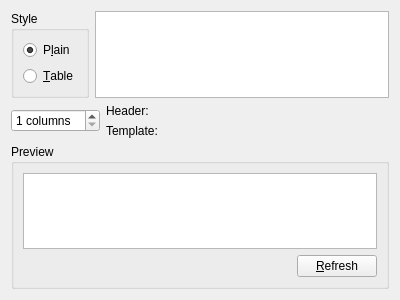
Above: plugins/exp-plaintext/plaintextexportwidget.ui from martin-kudlicka/vocabulary-master before the change. Below: the same form after it.
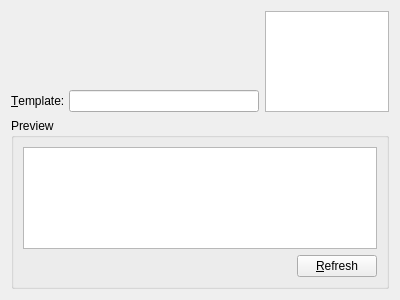
That is the form after the change. The open tabs and pages were chosen to show the change.

Commit message: - plain-text table export because of unusable text formating

What changed in the file:
```diff
--- a/plugins/exp-plaintext/plaintextexportwidget.ui
+++ b/plugins/exp-plaintext/plaintextexportwidget.ui
@@ -17,28 +17,17 @@
    <item>
     <layout class="QHBoxLayout" name="horizontalLayout_3">
      <item>
-      <widget class="QGroupBox" name="groupBox">
-       <property name="title">
-        <string>Style</string>
+      <widget class="QWidget" name="widget" native="true">
+       <property name="sizePolicy">
+        <sizepolicy hsizetype="Preferred" vsizetype="Preferred">
+         <horstretch>2</horstretch>
+         <verstretch>0</verstretch>
+        </sizepolicy>
        </property>
        <layout class="QVBoxLayout" name="verticalLayout">
-        <item>
-         <widget class="QRadioButton" name="qrbStylePlain">
-          <property name="text">
-           <string>P&amp;lain</string>
-          </property>
-          <property name="checked">
-           <bool>true</bool>
-          </property>
-         </widget>
-        </item>
-        <item>
-         <widget class="QRadioButton" name="qrbStyleTable">
-          <property name="text">
-           <string>&amp;Table</string>
-          </property>
-         </widget>
-        </item>
+        <property name="margin">
+         <number>0</number>
+        </property>
         <item>
          <spacer name="verticalSpacer">
           <property name="orientation">
@@ -47,36 +36,17 @@
           <property name="sizeHint" stdset="0">
            <size>
             <width>20</width>
-            <height>40</height>
+            <height>74</height>
            </size>
           </property>
          </spacer>
         </item>
-       </layout>
-      </widget>
-     </item>
-     <item>
-      <widget class="QTreeView" name="qtvCodecs">
-       <property name="rootIsDecorated">
-        <bool>false</bool>
-       </property>
-      </widget>
-     </item>
-    </layout>
-   </item>
-   <item>
-    <widget class="QStackedWidget" name="qswStyles">
-     <widget class="QWidget" name="page">
-      <layout class="QVBoxLayout" name="verticalLayout_3">
-       <property name="margin">
-        <number>0</number>
-       </property>
        <item>
         <layout class="QHBoxLayout" name="horizontalLayout_2">
          <item>
           <widget class="QLabel" name="label">
            <property name="text">
-            <string>&amp;Template</string>
+             <string>&amp;Template:</string>
            </property>
            <property name="buddy">
             <cstring>qlePlainEdit</cstring>
@@ -88,6 +58,24 @@
          </item>
         </layout>
        </item>
+       </layout>
+      </widget>
+     </item>
+     <item>
+      <widget class="QTreeView" name="qtvCodecs">
+       <property name="sizePolicy">
+        <sizepolicy hsizetype="Expanding" vsizetype="Expanding">
+         <horstretch>1</horstretch>
+         <verstretch>0</verstretch>
+        </sizepolicy>
+       </property>
+       <property name="rootIsDecorated">
+        <bool>false</bool>
+       </property>
+      </widget>
+     </item>
+    </layout>
+   </item>
        <item>
         <widget class="QGroupBox" name="groupBox_2">
          <property name="title">
@@ -126,111 +114,6 @@
            </layout>
           </item>
          </layout>
-        </widget>
-       </item>
-      </layout>
-     </widget>
-     <widget class="QWidget" name="qwPageTable">
-      <layout class="QVBoxLayout" name="verticalLayout_6">
-       <property name="margin">
-        <number>0</number>
-       </property>
-       <item>
-        <layout class="QHBoxLayout" name="horizontalLayout_8">
-         <item>
-          <widget class="QSpinBox" name="qsbTableColums">
-           <property name="sizePolicy">
-            <sizepolicy hsizetype="Maximum" vsizetype="Fixed">
-             <horstretch>0</horstretch>
-             <verstretch>0</verstretch>
-            </sizepolicy>
-           </property>
-           <property name="suffix">
-            <string> columns</string>
-           </property>
-           <property name="minimum">
-            <number>1</number>
-           </property>
-          </widget>
-         </item>
-         <item>
-          <layout class="QGridLayout" name="qglTableColumns">
-           <item row="0" column="0">
-            <widget class="QLabel" name="label_2">
-             <property name="text">
-              <string>Header:</string>
-             </property>
-            </widget>
-           </item>
-           <item row="1" column="0">
-            <widget class="QLabel" name="label_3">
-             <property name="text">
-              <string>Template:</string>
-             </property>
-            </widget>
-           </item>
-          </layout>
-         </item>
-         <item>
-          <spacer name="horizontalSpacer_3">
-           <property name="orientation">
-            <enum>Qt::Horizontal</enum>
-           </property>
-           <property name="sizeHint" stdset="0">
-            <size>
-             <width>40</width>
-             <height>20</height>
-            </size>
-           </property>
-          </spacer>
-         </item>
-        </layout>
-       </item>
-       <item>
-        <widget class="QGroupBox" name="groupBox_3">
-         <property name="title">
-          <string>Preview</string>
-         </property>
-         <layout class="QVBoxLayout" name="verticalLayout_5">
-          <item>
-           <widget class="QTextEdit" name="qteTablePreview">
-            <property name="undoRedoEnabled">
-             <bool>false</bool>
-            </property>
-            <property name="readOnly">
-             <bool>true</bool>
-            </property>
-           </widget>
-          </item>
-          <item>
-           <layout class="QHBoxLayout" name="horizontalLayout_4">
-            <item>
-             <spacer name="horizontalSpacer_2">
-              <property name="orientation">
-               <enum>Qt::Horizontal</enum>
-              </property>
-              <property name="sizeHint" stdset="0">
-               <size>
-                <width>40</width>
-                <height>20</height>
-               </size>
-              </property>
-             </spacer>
-            </item>
-            <item>
-             <widget class="QPushButton" name="qpbTableRefresh">
-              <property name="text">
-               <string>&amp;Refresh</string>
-              </property>
-             </widget>
-            </item>
-           </layout>
-          </item>
-         </layout>
-        </widget>
-       </item>
-      </layout>
-     </widget>
     </widget>
    </item>
   </layout>
```
Left out of the diff: 2 changed lines with no effect on the pictures. Lines whose indentation alone changed are shown as unchanged. The commit also changes 2 other files.
